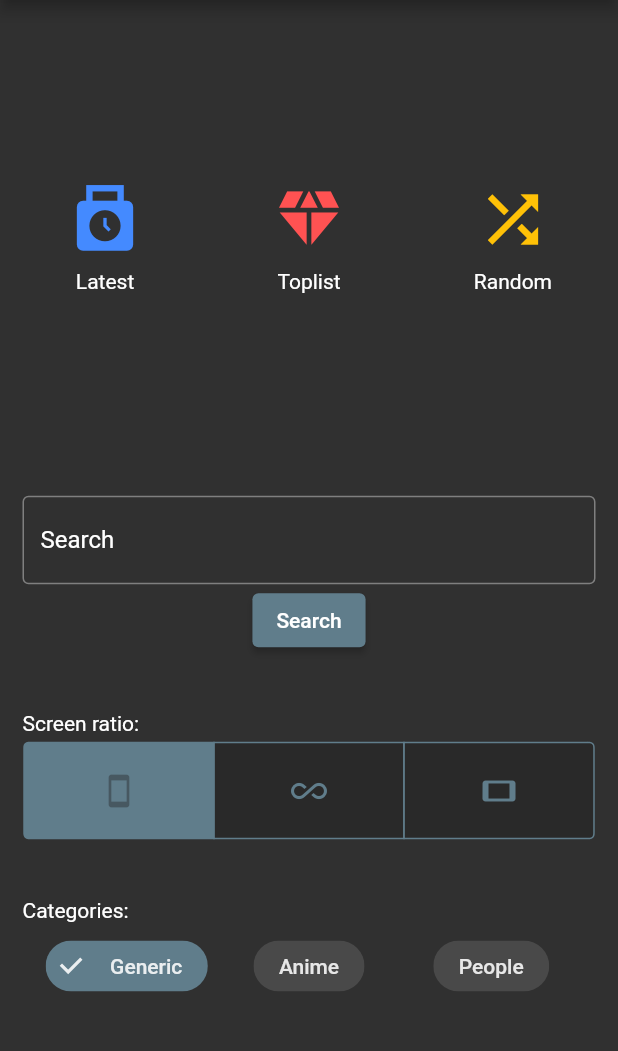
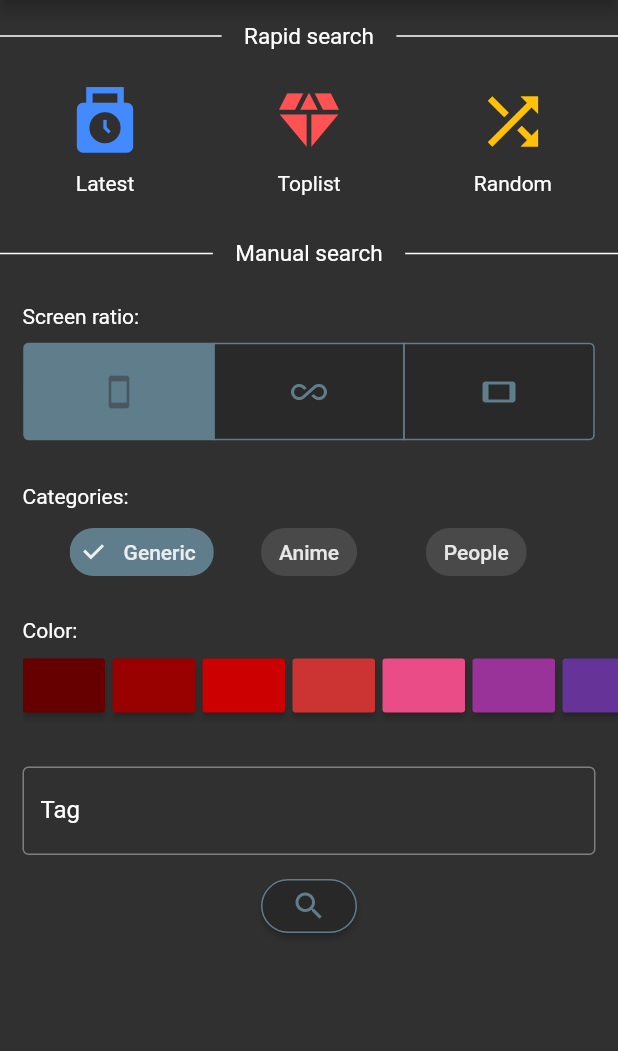
Before and after one commit to nattesh/wallz, a Flutter app: the screen it shows after launch, on a phone screen of 412 x 824 dp, the part 84-1135 px from its top. Run offline on Flutter 3.47's test engine with Material 2 defaults, Android fonts, the phone set to English and light mode, and no system bars; our stand-ins replace cached_network_image, gallery_saver, photo_view.

Commit message:
refactor homepage + search by color

```diff
--- a/lib/pages/home_page.dart
+++ b/lib/pages/home_page.dart
@@ -20,6 +20,7 @@ class _HomePageState extends State<HomePage> {
   bool genericFilter = true;
   bool animeFilter = false;
   bool peopleFilter = false;
+  String selectedColor = '';
 
   @override
   void initState() {
@@ -48,28 +49,28 @@ class _HomePageState extends State<HomePage> {
     String value = _controller.text;
     QueryFilter query = QueryFilter(value, '', '');
     Filters filters = new Filters(
-        _getRatio(), _getCategories(), '100', 'relevance', '', '', query);
+        _getRatio(), _getCategories(), '100', 'relevance', '', selectedColor, query);
     _search(context, filters, query.tagName);
   }
 
   _searchLatest(BuildContext context) {
     QueryFilter query = QueryFilter('', '', '');
     Filters filters = new Filters(
-        _getRatio(), _getCategories(), '100', 'date_added', '', '', query);
+        'portrait', '100', '100', 'date_added', '', '', query);
     _search(context, filters, 'Latest');
   }
 
   _searchToplist(BuildContext context) {
     QueryFilter query = QueryFilter('', '', '');
     Filters filters = new Filters(
-        _getRatio(), _getCategories(), '100', 'toplist', '', '', query);
+        'portrait', '100', '100', 'toplist', '', '', query);
     _search(context, filters, 'Toplist');
   }
 
   _searchRandom(BuildContext context) {
     QueryFilter query = QueryFilter('', '', '');
     Filters filters = new Filters(
-        _getRatio(), _getCategories(), '100', 'random', '', '', query);
+        'portrait', '100', '100', 'random', '', '', query);
     _search(context, filters, 'Random');
   }
 
@@ -78,6 +79,36 @@ class _HomePageState extends State<HomePage> {
       context,
       MaterialPageRoute(builder: (context) => ListWallPage(title: title, filters: filters,)),
     );
+  }
+
+  List<Widget> _renderColors() {
+    List<Widget> listColors = [];
+
+    colors.forEach((c) {
+      String cleaned = c.replaceAll('#', '');
+      String parsed = '0xFF' + cleaned;
+      listColors.add(Container(
+        padding: EdgeInsets.only(right: 5),
+        width: 60,
+        child: RaisedButton(
+          padding: EdgeInsets.all(2),
+          child: selectedColor == c ? Icon(Icons.check) : null,
+          onPressed: () => {
+            setState(() {
+              String val = c;
+              if(selectedColor == c) {
+                val = '';
+              }
+              selectedColor = val;
+            })
+          },
+          textColor: Colors.white,
+          color: Color(int.parse(parsed)),
+        ),
+      ));
+    });
+
+    return listColors;
   }
 
   void _reset() {
@@ -99,10 +130,42 @@ class _HomePageState extends State<HomePage> {
       appBar: AppBar(
         title: Text('Wallz'),
       ),
-      body: Column(
+      body: SingleChildScrollView(
+        child: Column(
+          crossAxisAlignment: CrossAxisAlignment.start,
+          children: [
+            Container(
+                child: Column(
+                  children: [
+                    Row(
                       children: [
                         Expanded(
-            child: Row(
+                          child: Divider(
+                            thickness: 1,
+                            endIndent: 0,
+                            color: Colors.white,
+                          ),
+                        ),
+                        Center(
+                          child: Container(
+                            padding: EdgeInsets.all(15),
+                            child: Text('Rapid search',
+                                style: TextStyle(
+                                    fontSize: 15
+                                )
+                            ),
+                          ),
+                        ),
+                        Expanded(
+                          child: Divider(
+                            thickness: 1,
+                            endIndent: 0,
+                            color: Colors.white,
+                          ),
+                        ),
+                      ],
+                    ),
+                    Row(
                       mainAxisAlignment: MainAxisAlignment.center,
                       children: [
                         Container(
@@ -161,56 +224,51 @@ class _HomePageState extends State<HomePage> {
                         )
                       ],
                     ),
+                  ],
+                )
             ),
-          Container (
-              height: 150,
-              child: Padding(
-                padding: EdgeInsets.all(15),
-                child: Column(
-                  mainAxisAlignment: MainAxisAlignment.center,
+            Container(
+              padding: EdgeInsets.only(top: 15),
+              child: Row(
                 children: [
-                    TextField(
-                      controller: _controller,
-                      onChanged: (txt) => _onChange(txt),
-                      decoration: InputDecoration(
-                        labelStyle: TextStyle(
-                          color: Colors.white
-                        ),
-                        focusedBorder: OutlineInputBorder(
-                          borderSide: BorderSide(color: Colors.white)
-                        ),
-                        border: OutlineInputBorder(),
-                        labelText: 'Search',
-                        suffixIcon: disabledBtn ? null : IconButton(
-                          onPressed: _reset,
-                          icon: Icon(Icons.clear),
+                  Expanded(
+                    child: Divider(
+                      thickness: 1,
+                      endIndent: 0,
+                      color: Colors.white,
                     ),
                   ),
-                      onSubmitted: (String value) => {
-                        _searchByTagName(context)
-                      },
+                  Center(
+                    child: Container(
+                      padding: EdgeInsets.all(15),
+                      child: Text('Manual search',
+                          style: TextStyle(
+                              fontSize: 15
+                          )
                       ),
-                    ElevatedButton(
-                      onPressed: disabledBtn ? () {} : () => _searchByTagName(context),
-                      child: const Text('Search'),
-                      style: ButtonStyle(
-                        backgroundColor: MaterialStateProperty.all(Colors.blueGrey),
+                    ),
+                  ),
+                  Expanded(
+                    child: Divider(
+                      thickness: 1,
+                      endIndent: 0,
+                      color: Colors.white,
                     ),
                   ),
                 ],
               ),
-              )
             ),
-          Expanded(
+            Container(
               child: Column(
                 children: [
                   Container(
                     alignment: Alignment.topLeft,
-                  padding: EdgeInsets.fromLTRB(15, 15, 15, 5),
+                    padding: EdgeInsets.fromLTRB(15, 10, 15, 10),
                     child: Text('Screen ratio:'),
                   ),
                   Container(
                     width: MediaQuery.of(context).size.width,
+                    padding: EdgeInsets.only(bottom: 15),
                     child: CupertinoSegmentedControl(
                       unselectedColor: Color.fromARGB(100, 31, 31, 31),
                       borderColor: Colors.blueGrey,
@@ -224,9 +282,16 @@ class _HomePageState extends State<HomePage> {
                       groupValue: selectedScreenSize,
                     ),
                   ),
+                ],
+              ),
+            ),
+            Container(
+              padding: EdgeInsets.all(15),
+              child: Column(
+                children: [
                   Container(
                     alignment: Alignment.topLeft,
-                  padding: EdgeInsets.fromLTRB(15, 40, 15, 5),
+                    padding: EdgeInsets.only(bottom: 5),
                     child: Text('Categories:'),
                   ),
                   Container(
@@ -235,10 +300,7 @@ class _HomePageState extends State<HomePage> {
                       children: [
                         Expanded(
                           child: InputChip(
-                          label: Padding(
-                            padding: EdgeInsets.all(5),
-                            child: Text('Generic'),
-                          ),
+                            label: Text('Generic'),
                             onSelected: (bool value) {
                               setState(() {
                                 if(!value) {
@@ -256,10 +318,7 @@ class _HomePageState extends State<HomePage> {
                         ),
                         Center(
                           child: InputChip(
-                          label: Padding(
-                            padding: EdgeInsets.all(5),
-                            child: Text('Anime'),
-                          ),
+                            label: Text('Anime'),
                             onSelected: (bool value) {
                               setState(() {
                                 if(!value) {
@@ -277,10 +336,7 @@ class _HomePageState extends State<HomePage> {
                         ),
                         Expanded(
                           child: InputChip(
-                          label: Padding(
-                            padding: EdgeInsets.all(5),
-                            child: Text('People'),
-                          ),
+                            label: Text('People'),
                             onSelected: (bool value) {
                               setState(() {
                                 if(!value) {
@@ -301,8 +357,76 @@ class _HomePageState extends State<HomePage> {
                   ),
                 ],
               ),
+            ),
+            Container(
+              padding: EdgeInsets.only(left: 15),
+              child: Column(
+                crossAxisAlignment: CrossAxisAlignment.start,
+                children: [
+                  Container(
+                    padding: EdgeInsets.fromLTRB(0, 5, 0, 5),
+                    child: Text('Color:'),
+                  ),
+                  Container(
+                    padding: EdgeInsets.only(bottom: 15),
+                    child: SingleChildScrollView(
+                      scrollDirection: Axis.horizontal,
+                      child: Row(
+                          children: _renderColors()
+                      ),
+                    ),
                   )
                 ],
+              ),
+            ),
+            Container(
+              padding: EdgeInsets.all(15),
+              child: Column(
+                mainAxisAlignment: MainAxisAlignment.center,
+                children: [
+                  TextField(
+                    controller: _controller,
+                    onChanged: (txt) => _onChange(txt),
+                    decoration: InputDecoration(
+                      labelStyle: TextStyle(
+                          color: Colors.white
+                      ),
+                      focusedBorder: OutlineInputBorder(
+                          borderSide: BorderSide(color: Colors.white)
+                      ),
+                      border: OutlineInputBorder(),
+                      labelText: 'Tag',
+                      hintText: 'Enter a tag (e.g. \'Mountains\')',
+                      suffixIcon: disabledBtn ? null : IconButton(
+                        onPressed: _reset,
+                        icon: Icon(Icons.clear),
+                      ),
+                    ),
+                    onSubmitted: (String value) => {
+                      _searchByTagName(context)
+                    },
+                  ),
+                  Padding(
+                    padding: EdgeInsets.all(10),
+                    child: ElevatedButton(
+                        child: Icon(Icons.search, color: Colors.blueGrey,),
+                        onPressed: () => _searchByTagName(context),
+                        style: ButtonStyle(
+                            backgroundColor: MaterialStateProperty.all<Color>(Color.fromARGB(255, 40, 40, 40)),
+                            shape: MaterialStateProperty.all<RoundedRectangleBorder>(
+                                RoundedRectangleBorder(
+                                    borderRadius: BorderRadius.circular(18.0),
+                                    side: BorderSide(color: Colors.blueGrey)
+                                )
+                            )
+                        )
+                    ),
+                  )
+                ],
+              ),
+            ),
+          ],
+        ),
       )
     );
   }
--- a/lib/pages/list_walls_page.dart
+++ b/lib/pages/list_walls_page.dart
@@ -31,6 +31,16 @@ class _ListWallPageState extends State<ListWallPage> {
     Navigator.of(context).popUntil((route) => route.isFirst );
   }
 
+  String _title() {
+    if(widget.title.isNotEmpty) {
+      return widget.title;
+    } else if(widget.filters.colors.isNotEmpty) {
+      return 'By color';
+    } else {
+      return 'Wallz';
+    }
+  }
+
   @override
   Widget build(BuildContext context) {
     return Scaffold(
@@ -38,7 +48,7 @@ class _ListWallPageState extends State<ListWallPage> {
       Color(int.parse('0xff' + widget.filters.colors))
           : null,
       appBar: AppBar(
-        title: Text(widget.title),
+        title: Text(_title()),
         backgroundColor: widget.filters.colors.isNotEmpty ?
           Color(int.parse('0xff' + widget.filters.colors))
           : null,
--- a/lib/utils/constants.dart
+++ b/lib/utils/constants.dart
@@ -1,4 +1,11 @@
 import 'package:flutter/material.dart';
+
+final List<String> colors = [
+  '660000', '990000', 'cc0000', 'cc3333', 'ea4c88', '993399', '663399', '333399',
+  '0066cc', '0099cc', '66cccc', '77cc33', '669900', '336600', '666600', '999900',
+  'cccc33', 'ffff00', 'ffcc33', 'ff9900', 'ff6600', 'cc6633', '996633', '663300',
+  '000000', '999999', 'cccccc', 'ffffff', '424153'
+];
 
 final Map<int, Widget> screenSizes = const <int, Widget> {
   0: Center (
```
Lines whose indentation alone changed are shown as unchanged.
